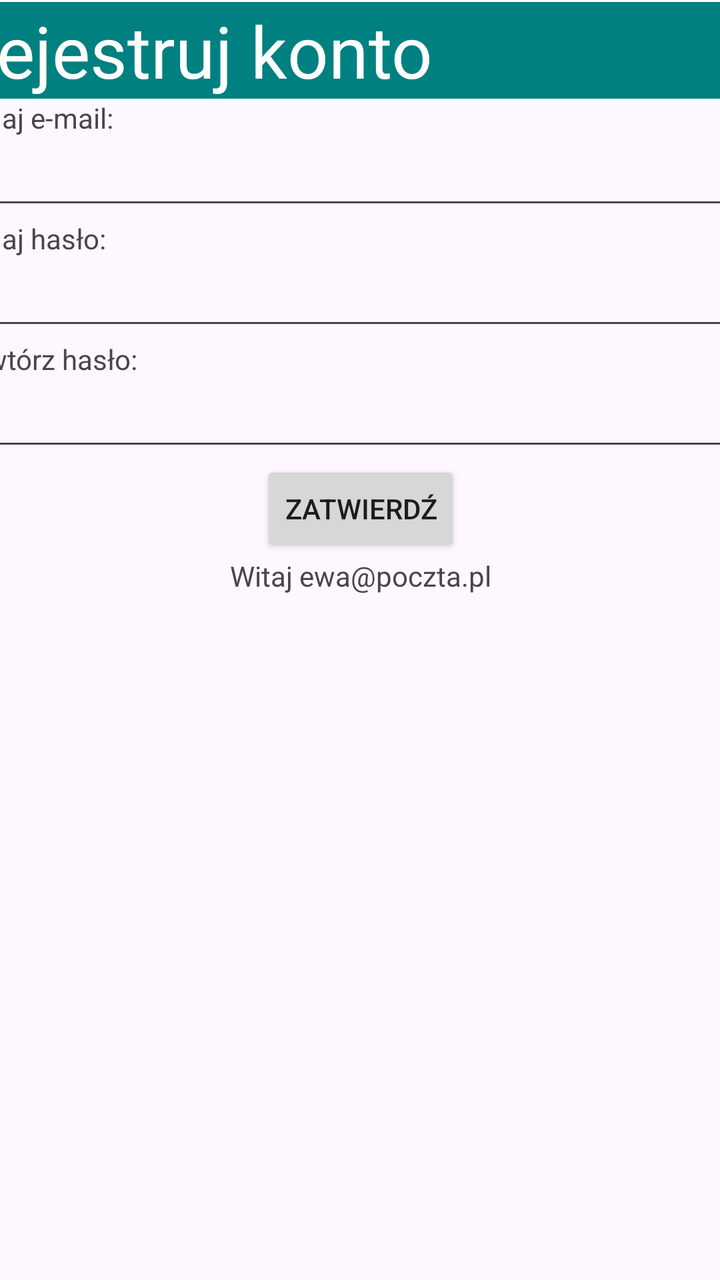
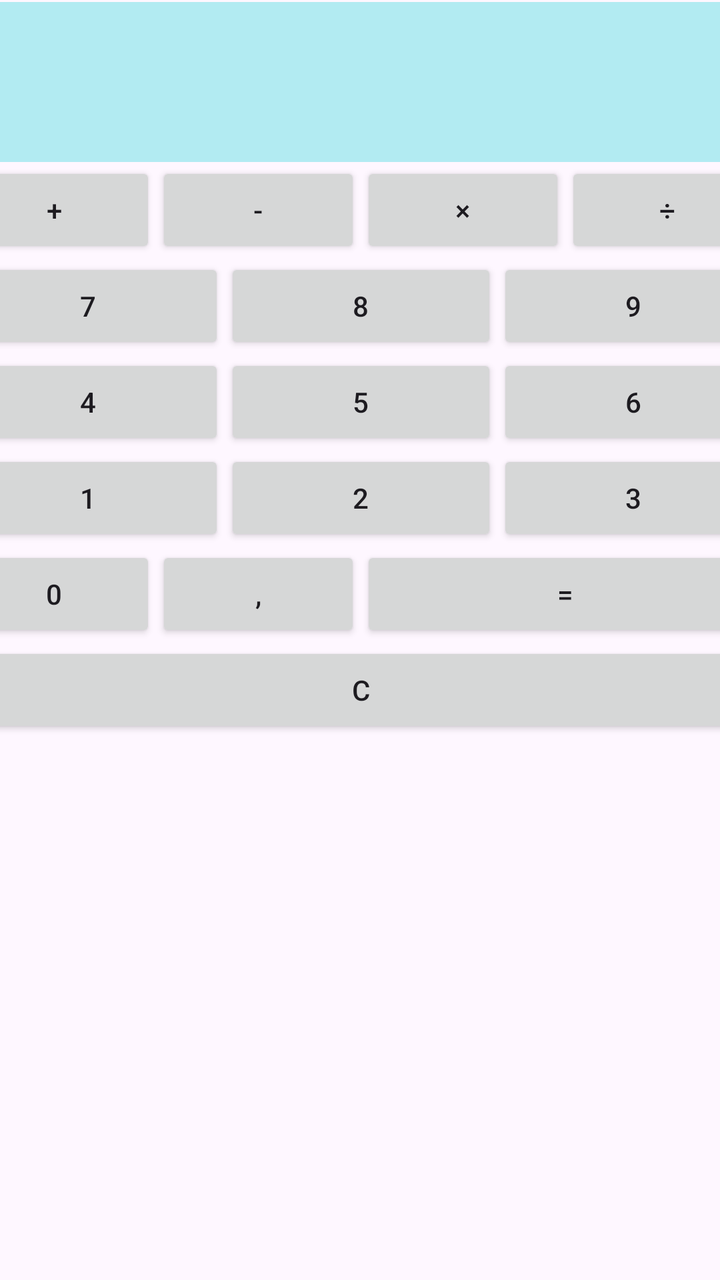

Before-and-after screenshots of an Android layout around one commit, followed by the original layout XML and the change that was made.
<!-- AndroidManifest.xml: application theme Theme.LinearLayout -->
<!-- res/layout/activity_main.xml -->
<?xml version="1.0" encoding="utf-8"?>
<androidx.constraintlayout.widget.ConstraintLayout xmlns:android="http://schemas.android.com/apk/res/android"
    xmlns:app="http://schemas.android.com/apk/res-auto"
    xmlns:tools="http://schemas.android.com/tools"
    android:id="@+id/main"
    android:layout_width="match_parent"
    android:layout_height="match_parent"
    tools:context=".MainActivity">

    <LinearLayout
        android:layout_width="409dp"
        android:layout_height="729dp"
        android:layout_marginStart="1dp"
        android:layout_marginTop="1dp"
        android:layout_marginEnd="1dp"
        android:orientation="vertical"
        app:layout_constraintEnd_toEndOf="parent"
        app:layout_constraintStart_toStartOf="parent"
        app:layout_constraintTop_toTopOf="parent">

        <TextView
            android:id="@+id/textView"
            android:layout_width="match_parent"
            android:layout_height="wrap_content"
            android:background="#008080"
            android:text="Rejestruj konto"
            android:textColor="#FFFFFF"
            android:textSize="36sp" />

        <TextView
            android:id="@+id/textView2"
            android:layout_width="match_parent"
            android:layout_height="wrap_content"
            android:labelFor="@id/editTextTextEmailAddress"
            android:text="Podaj e-mail:" />

        <EditText
            android:id="@+id/editTextTextEmailAddress"
            android:layout_width="match_parent"
            android:layout_height="wrap_content"
            android:ems="10"
            android:inputType="textEmailAddress" />

        <TextView
            android:id="@+id/textView3"
            android:layout_width="match_parent"
            android:layout_height="wrap_content"
            android:labelFor="@id/editTextTextPassword"
            android:text="Podaj hasło:" />

        <EditText
            android:id="@+id/editTextTextPassword"
            android:layout_width="match_parent"
            android:layout_height="wrap_content"
            android:ems="10"
            android:inputType="textPassword" />

        <TextView
            android:id="@+id/textView4"
            android:layout_width="match_parent"
            android:layout_height="wrap_content"
            android:labelFor="@id/editTextTextPassword2"
            android:text="Powtórz hasło:" />

        <EditText
            android:id="@+id/editTextTextPassword2"
            android:layout_width="match_parent"
            android:layout_height="wrap_content"
            android:ems="10"
            android:inputType="textPassword" />

        <Button
            android:id="@+id/button"
            android:layout_width="wrap_content"
            android:layout_height="wrap_content"
            android:layout_gravity="center_horizontal"
            android:text="ZATWIERDŹ" />

        <TextView
            android:id="@+id/textView5"
            android:layout_width="wrap_content"
            android:layout_height="wrap_content"
            android:layout_gravity="center_horizontal"
            android:text="Witaj ewa@poczta.pl" />
    </LinearLayout>
</androidx.constraintlayout.widget.ConstraintLayout>
<!-- resources referenced by this layout -->
<resources>
  <style name="Theme.LinearLayout" parent="Base.Theme.LinearLayout" />
  <style name="Base.Theme.LinearLayout" parent="Theme.Material3.DayNight.NoActionBar">
          
          
      </style>
</resources>

<!-- the commit's change to res/layout/activity_main.xml (unified diff, before → after) -->
@@ -19,68 +19,165 @@
         app:layout_constraintTop_toTopOf="parent">
 
         <TextView
-            android:id="@+id/textView"
+            android:id="@+id/resultText"
+            android:layout_width="match_parent"
+            android:layout_height="80dp"
+            android:background="#B2EBF2"
+            android:gravity="bottom|end"
+            android:text="0"
+            android:textSize="32sp" />
+
+        <LinearLayout
             android:layout_width="match_parent"
             android:layout_height="wrap_content"
-            android:background="#008080"
-            android:text="Rejestruj konto"
-            android:textColor="#FFFFFF"
-            android:textSize="36sp" />
+            android:orientation="horizontal">
 
-        <TextView
-            android:id="@+id/textView2"
+            <Button
+                android:id="@+id/buttonPlus"
+                android:layout_width="wrap_content"
+                android:layout_height="wrap_content"
+                android:layout_weight="1"
+                android:text="+" />
+
+            <Button
+                android:id="@+id/buttonMinus"
+                android:layout_width="wrap_content"
+                android:layout_height="wrap_content"
+                android:layout_weight="1"
+                android:text="-" />
+
+            <Button
+                android:id="@+id/buttonMultiply"
+                android:layout_width="wrap_content"
+                android:layout_height="wrap_content"
+                android:layout_weight="1"
+                android:text="×" />
+
+            <Button
+                android:id="@+id/buttonDivide"
+                android:layout_width="wrap_content"
+                android:layout_height="wrap_content"
+                android:layout_weight="1"
+                android:text="÷" />
+
+        </LinearLayout>
+
+        <LinearLayout
             android:layout_width="match_parent"
             android:layout_height="wrap_content"
-            android:labelFor="@id/editTextTextEmailAddress"
-            android:text="Podaj e-mail:" />
+            android:orientation="horizontal">
 
-        <EditText
-            android:id="@+id/editTextTextEmailAddress"
+            <Button
+                android:id="@+id/button7"
+                android:layout_width="wrap_content"
+                android:layout_height="wrap_content"
+                android:layout_weight="1"
+                android:text="7" />
+
+            <Button
+                android:id="@+id/button8"
+                android:layout_width="wrap_content"
+                android:layout_height="wrap_content"
+                android:layout_weight="1"
+                android:text="8" />
+
+            <Button
+                android:id="@+id/button9"
+                android:layout_width="wrap_content"
+                android:layout_height="wrap_content"
+                android:layout_weight="1"
+                android:text="9" />
+
+        </LinearLayout>
+
+        <LinearLayout
             android:layout_width="match_parent"
             android:layout_height="wrap_content"
-            android:ems="10"
-            android:inputType="textEmailAddress" />
+            android:orientation="horizontal">
 
-        <TextView
-            android:id="@+id/textView3"
+            <Button
+                android:id="@+id/button4"
+                android:layout_width="wrap_content"
+                android:layout_height="wrap_content"
+                android:layout_weight="1"
+                android:text="4" />
+
+            <Button
+                android:id="@+id/button5"
+                android:layout_width="wrap_content"
+                android:layout_height="wrap_content"
+                android:layout_weight="1"
+                android:text="5" />
+
+            <Button
+                android:id="@+id/button6"
+                android:layout_width="wrap_content"
+                android:layout_height="wrap_content"
+                android:layout_weight="1"
+                android:text="6" />
+
+        </LinearLayout>
+
+        <LinearLayout
             android:layout_width="match_parent"
             android:layout_height="wrap_content"
-            android:labelFor="@id/editTextTextPassword"
-            android:text="Podaj hasło:" />
+            android:orientation="horizontal">
 
-        <EditText
-            android:id="@+id/editTextTextPassword"
+            <Button
+                android:id="@+id/button1"
+                android:layout_width="wrap_content"
+                android:layout_height="wrap_content"
+                android:layout_weight="1"
+                android:text="1" />
+
+            <Button
+                android:id="@+id/button2"
+                android:layout_width="wrap_content"
+                android:layout_height="wrap_content"
+                android:layout_weight="1"
+                android:text="2" />
+
+            <Button
+                android:id="@+id/button3"
+                android:layout_width="wrap_content"
+                android:layout_height="wrap_content"
+                android:layout_weight="1"
+                android:text="3" />
+        </LinearLayout>
+
+        <LinearLayout
             android:layout_width="match_parent"
             android:layout_height="wrap_content"
-            android:ems="10"
-            android:inputType="textPassword" />
+            android:orientation="horizontal"
+            android:weightSum="4">
 
-        <TextView
-            android:id="@+id/textView4"
+            <Button
+                android:id="@+id/button0"
+                android:layout_width="0dp"
+                android:layout_height="wrap_content"
+                android:layout_weight="1"
+                android:text="0" />
+
+            <Button
+                android:id="@+id/buttonComma"
+                android:layout_width="0dp"
+                android:layout_height="wrap_content"
+                android:layout_weight="1"
+                android:text="," />
+
+            <Button
+                android:id="@+id/buttonEquals"
+                android:layout_width="0dp"
+                android:layout_height="wrap_content"
+                android:layout_weight="2"
+                android:text="=" />
+        </LinearLayout>
+
+        <Button
+            android:id="@+id/buttonClear"
             android:layout_width="match_parent"
             android:layout_height="wrap_content"
-            android:labelFor="@id/editTextTextPassword2"
-            android:text="Powtórz hasło:" />
+            android:text="C" />
 
-        <EditText
-            android:id="@+id/editTextTextPassword2"
-            android:layout_width="match_parent"
-            android:layout_height="wrap_content"
-            android:ems="10"
-            android:inputType="textPassword" />
-
-        <Button
-            android:id="@+id/button"
-            android:layout_width="wrap_content"
-            android:layout_height="wrap_content"
-            android:layout_gravity="center_horizontal"
-            android:text="ZATWIERDŹ" />
-
-        <TextView
-            android:id="@+id/textView5"
-            android:layout_width="wrap_content"
-            android:layout_height="wrap_content"
-            android:layout_gravity="center_horizontal"
-            android:text="Witaj ewa@poczta.pl" />
     </LinearLayout>
 </androidx.constraintlayout.widget.ConstraintLayout>
